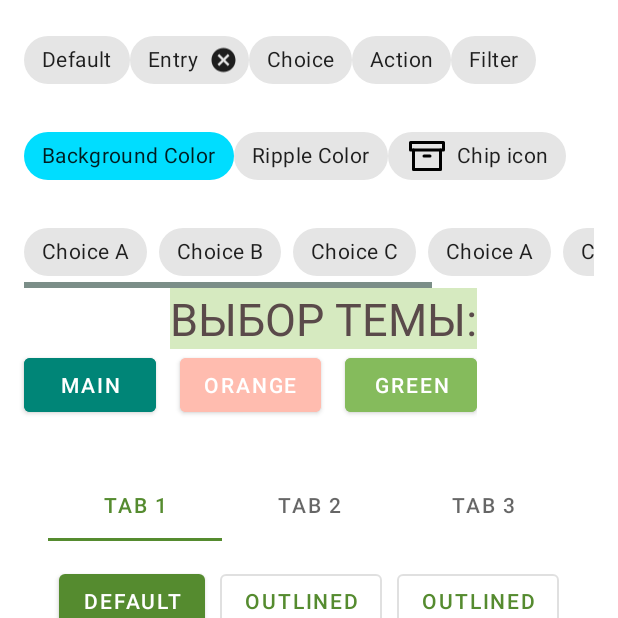
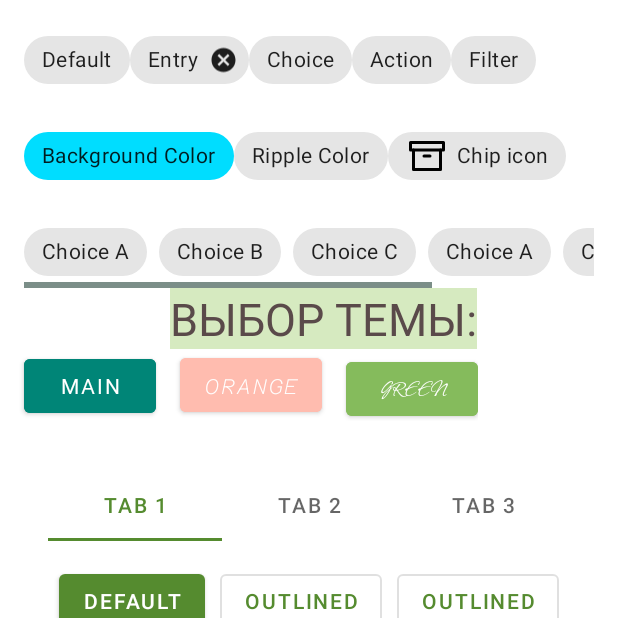
Before and after one commit to samitin/MaterialLesson1, an Android app: the screen it shows after launch (MainActivity), after a tap on "Settings", on a phone screen of 412 x 824 dp, the top half of it. Run offline under Robolectric (Android 15) with nearby library versions, the phone set to English and light mode, and no system bars; libraries missing offline, so code that uses them is left out: coil.api.load; pictures from the network do not load.

Commit message:
ошибка шрифта

```diff
--- a/app/src/main/res/layout/fragment_settings.xml
+++ b/app/src/main/res/layout/fragment_settings.xml
@@ -21,6 +21,7 @@
             android:id="@+id/btn_theme_main"
             android:layout_width="wrap_content"
             android:layout_height="wrap_content"
+            android:fontFamily="@font/metroplex_shadow"
             android:layout_marginStart="@dimen/startMarginRowContent"
             android:backgroundTint="@color/colorPrimary"
             android:text="@string/main_theme_text" />
@@ -28,6 +29,7 @@
         <com.google.android.material.button.MaterialButton
             android:id="@+id/btn_theme_orange"
             android:layout_width="wrap_content"
+            android:fontFamily="@font/azeret"
             android:layout_height="wrap_content"
             android:layout_marginStart="@dimen/startMarginRowContent"
             android:backgroundTint="@color/colorAccentOrange"
@@ -36,6 +38,7 @@
         <com.google.android.material.button.MaterialButton
             android:id="@+id/btn_theme_green"
             android:layout_width="wrap_content"
+            android:fontFamily="@font/a"
             android:layout_height="wrap_content"
             android:layout_marginStart="@dimen/startMarginRowContent"
             android:backgroundTint="@color/colorAccentGreen"
```
Also changed, not shown: app/src/main/res/font/a.ttf (added), app/src/main/res/font/azeret.ttf (added).
